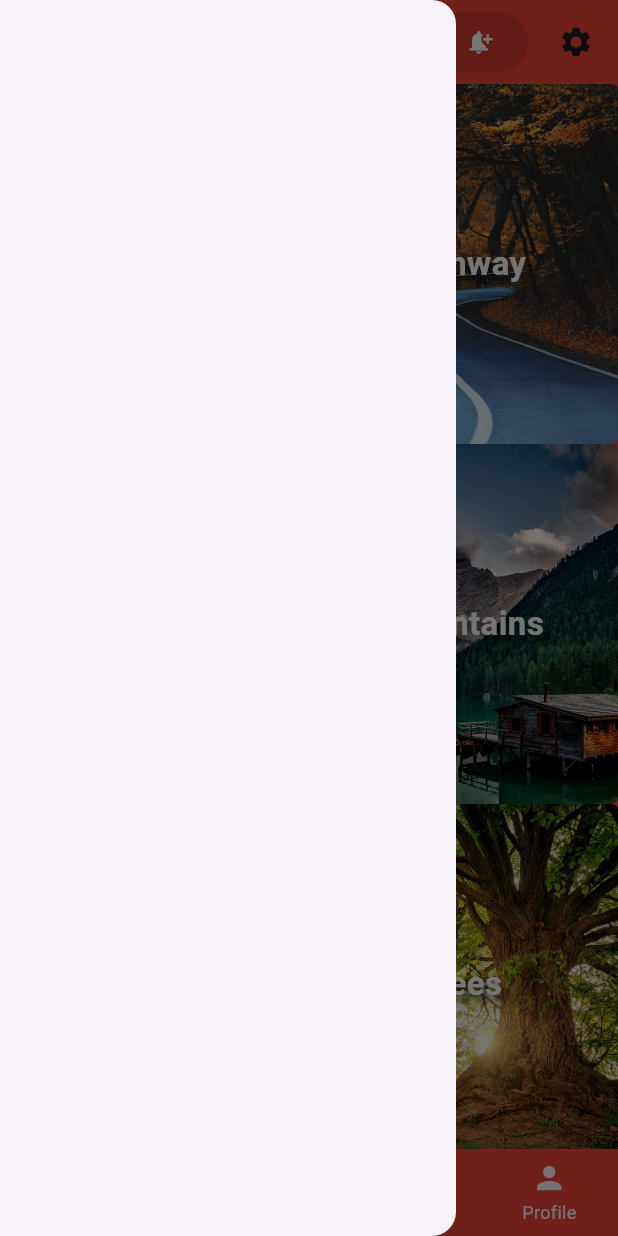
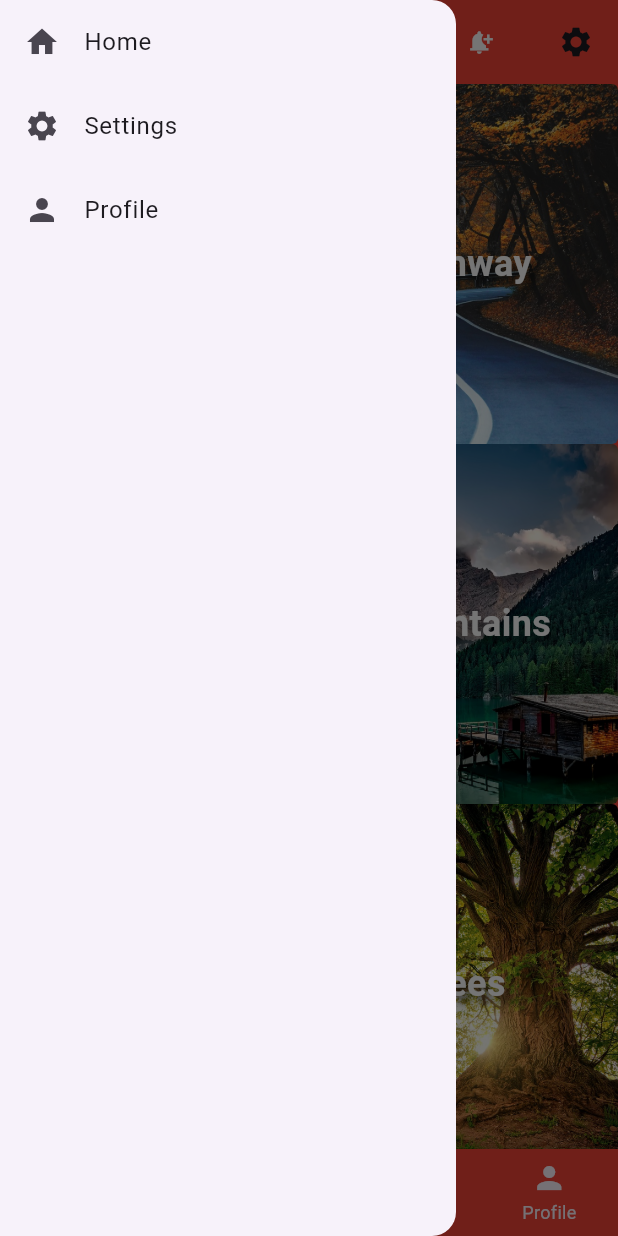
Before and after one commit to Emmanuelossai1974/flutter_project, a Flutter app: the screen it shows after launch, with the side drawer open, on a phone screen of 412 x 824 dp. Run offline on Flutter 3.47's test engine with Material 3 defaults, Android fonts, the phone set to English and light mode, and no system bars.

Commit message:
my commit

```diff
--- a/lib/main.dart
+++ b/lib/main.dart
@@ -1,7 +1,7 @@
 import 'package:flutter/material.dart';
 import 'package:flutter_project/screens/my_home_page.dart';
+import 'package:flutter_project/screens/settings.dart';
 import 'package:flutter_project/screens/profile.dart';
-import 'package:flutter_project/screens/settings.dart';
 
 void main() {
   runApp(const MainApp());
@@ -18,11 +18,15 @@ class _MainAppState extends State<MainApp> {
   @override
   Widget build(BuildContext context) {
     return MaterialApp(
-      title: 'My First App',
-      theme: ThemeData(
-        primarySwatch: Colors.blue,
-      ),
-      home: const MyHomePage(),
-    );
+        title: 'My First App',
+        theme: ThemeData(
+          primarySwatch: Colors.blue,
+        ),
+        home: const MyHomePage(),
+        initialRoute: '/',
+        routes: {
+          '/settings': (context) => Settings(),
+          '/profile': (context) => Profile(),
+        });
   }
 }
--- a/lib/screens/my_home_page.dart
+++ b/lib/screens/my_home_page.dart
@@ -2,7 +2,6 @@ import 'package:flutter/material.dart';
 
 class MyHomePage extends StatefulWidget {
   const MyHomePage({super.key});
-
   @override
   State<MyHomePage> createState() => _MyHomePageState();
 }
@@ -26,10 +25,8 @@ class _MyHomePageState extends State<MyHomePage> {
       'road',
       'trees'
     ];
-
     double Width = MediaQuery.of(context).size.width;
     double Height = MediaQuery.of(context).size.height;
-
     List<Widget> gridStuff = List.generate(6, (index) {
       return Container(
         width: Width,
@@ -37,29 +34,33 @@ class _MyHomePageState extends State<MyHomePage> {
         decoration: BoxDecoration(
           borderRadius: BorderRadius.circular(4),
           image: DecorationImage(
-              image: AssetImage(imageList[index]), fit: BoxFit.cover),
+            image: AssetImage(imageList[index]),
+            fit: BoxFit.cover,
+          ),
         ),
         child: Center(
-          child: Text(imageTitle[index],
+          child: Text(
+            imageTitle[index],
             style: TextStyle(
               color: Colors.white,
-                  fontSize: 22,
+              fontSize: 24,
               fontWeight: FontWeight.bold,
               shadows: [
                 Shadow(
                   blurRadius: 5,
                   color: Colors.black.withOpacity(0.5),
                   offset: Offset(5, 5),
-                    )
-                  ])),
+                ),
+              ],
+            ),
+          ),
         ),
       );
     });
-
     return Scaffold(
       appBar: AppBar(
         backgroundColor: Colors.red,
-        title: const Row(
+        title: Row(
           mainAxisAlignment: MainAxisAlignment.spaceBetween,
           children: [
             Text(
@@ -69,15 +70,57 @@ class _MyHomePageState extends State<MyHomePage> {
             SizedBox(
               width: 60,
             ),
-            ElevatedButton(
-              onPressed: null,
+            TextButton(
+              onPressed: () {
+                showDialog(
+                    context: context,
+                    builder: (BuildContext context) {
+                      return AlertDialog(
+                        title: Text('Alert'),
+                        content: Text('This is an alert dialog.'),
+                        actions: [
+                          TextButton(
+                            child: Text('OK'),
+                            onPressed: () {
+                              Navigator.of(context).pop();
+                            },
+                          )
+                        ],
+                      );
+                    });
+              },
               child: Icon(Icons.notification_add, color: Colors.white),
             ),
             Icon(Icons.settings),
           ],
         ),
       ),
-      drawer: Drawer(),
+      drawer: Drawer(
+          child: ListView(
+        children: <Widget>[
+          ListTile(
+            leading: Icon(Icons.home),
+            title: Text('Home'),
+            onTap: () {
+              Navigator.pushNamed(context, '/');
+            },
+          ),
+          ListTile(
+            leading: Icon(Icons.settings),
+            title: Text('Settings'),
+            onTap: () {
+              Navigator.pushNamed(context, '/settings');
+            },
+          ),
+          ListTile(
+            leading: Icon(Icons.person),
+            title: Text('Profile'),
+            onTap: () {
+              Navigator.pushNamed(context, '/profile');
+            },
+          ),
+        ],
+      )),
       body: Container(
         decoration: const BoxDecoration(
           color: Colors.red,
@@ -96,10 +139,14 @@ class _MyHomePageState extends State<MyHomePage> {
               );
             }),
       ),
-      bottomNavigationBar:
-          BottomNavigationBar(showUnselectedLabels: true, items: const [
+      bottomNavigationBar: BottomNavigationBar(
+        showUnselectedLabels: true,
+        currentIndex: 0,
+        items: const [
           BottomNavigationBarItem(
-            backgroundColor: Colors.red, icon: Icon(Icons.home), label: 'Home'),
+              backgroundColor: Colors.red,
+              icon: Icon(Icons.home),
+              label: 'Home'),
           BottomNavigationBarItem(
               backgroundColor: Colors.red,
               icon: Icon(Icons.search),
@@ -112,7 +159,21 @@ class _MyHomePageState extends State<MyHomePage> {
               backgroundColor: Colors.red,
               icon: Icon(Icons.person),
               label: 'Profile'),
-      ]),
+        ],
+        onTap: (int index) {
+          switch (index) {
+            case 0:
+              Navigator.pushNamed(context, '/');
+              break;
+            case 2:
+              Navigator.pushNamed(context, '/settings');
+              break;
+            case 3:
+              Navigator.pushNamed(context, '/profile');
+              break;
+          }
+        },
+      ),
     );
   }
 }
```
Also changed, not shown: lib/screens/profile.dart (+38 -1 lines), lib/screens/settings.dart (+38 -1 lines). Lines whose indentation alone changed are shown as unchanged.
